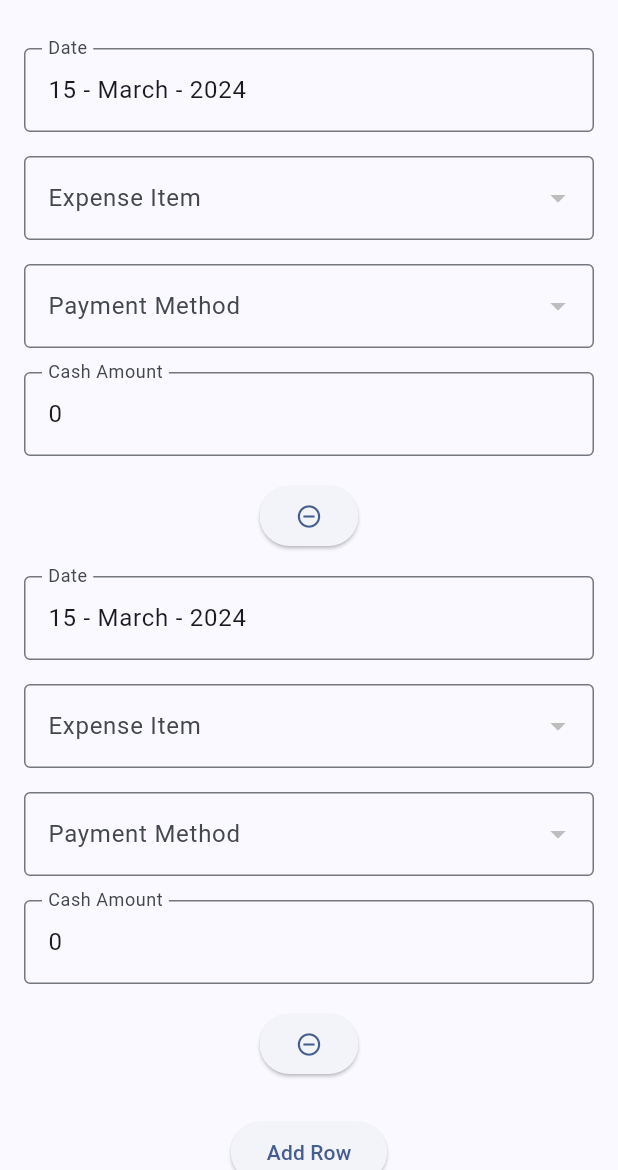
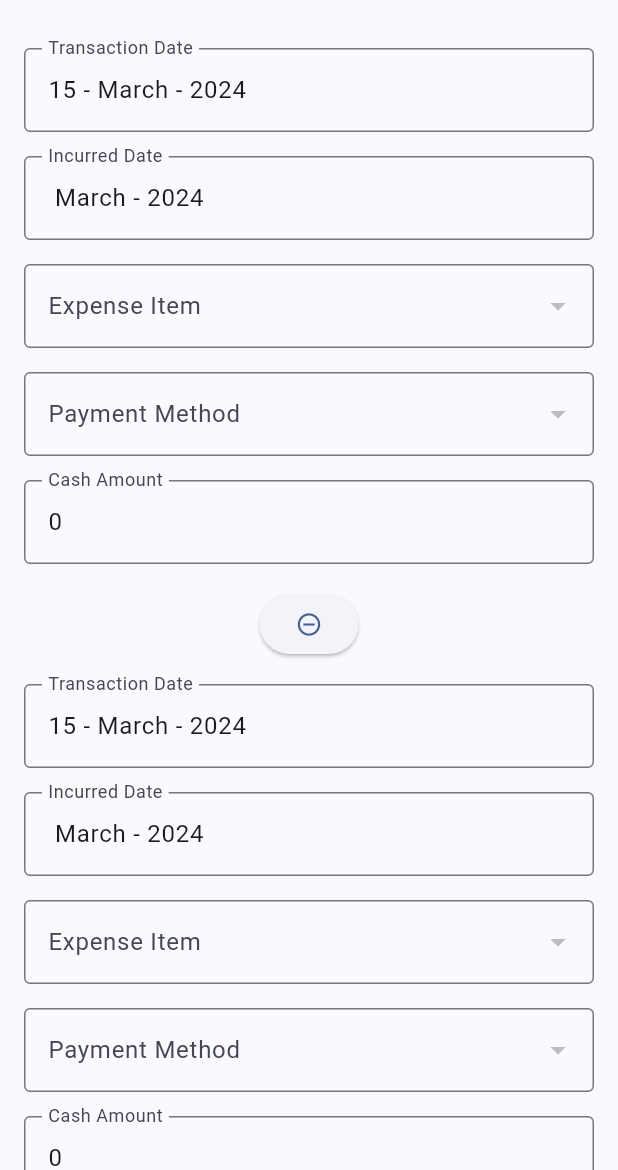
Before and after one commit to Saim20/upturn_dashboard, a Flutter app: the screen it shows after launch, after a tap on "Entry", after a tap on "Add Row", on a phone screen of 412 x 824 dp, the part 66-1236 px from its top. Run offline on Flutter 3.47's test engine with Material 3 defaults, Android fonts, the phone set to English and light mode, and no system bars; our stand-ins replace cloud_firestore, firebase_core, go_router, month_picker_dialog, url_strategy; accounts and stored records are empty.

Commit message:
Fixed expense entry form

```diff
--- /dev/null
+++ b/lib/data/expense_data.dart
@@ -0,0 +1,14 @@
+class ExpenseData {
+  DateTime transactionDate = DateTime(
+    DateTime.now().year,
+    DateTime.now().month,
+    DateTime.now().day,
+  );
+  DateTime incurredDate = DateTime(
+    DateTime.now().year,
+    DateTime.now().month,
+  );
+  String? expenseItem;
+  String? paymentMethod;
+  int amount = 0;
+}
--- a/lib/data/expense_row_data.dart
+++ /dev/null
@@ -1,7 +0,0 @@
-class ExpenseRowData {
-  DateTime selectedDate =
-      DateTime(DateTime.now().year, DateTime.now().month, DateTime.now().day);
-  String? expenseItem;
-  String? paymentMethod;
-  int cashAmount = 0;
-}
--- a/lib/pages/settings.dart
+++ b/lib/pages/settings.dart
@@ -5,6 +5,10 @@ class SettingsPage extends StatelessWidget {
 
   @override
   Widget build(BuildContext context) {
-    return const Placeholder();
+    return const Scaffold(
+      body: Center(
+        child: Text('Settings Page'),
+      ),
+    );
   }
 }
--- a/lib/provider/expense_rows_provider.dart
+++ b/lib/provider/expense_rows_provider.dart
@@ -1,19 +1,19 @@
 
 import 'package:cloud_firestore/cloud_firestore.dart';
 import 'package:flutter/material.dart';
-import 'package:upturn_dashboard/data/expense_row_data.dart';
+import 'package:upturn_dashboard/data/expense_data.dart';
 
 class ExpenseRowsProvider with ChangeNotifier {
-  final List<ExpenseRowData> _expenseRows = [
-    ExpenseRowData(),
+  final List<ExpenseData> _expenseRows = [
+    ExpenseData(),
   ];
 
-  List<ExpenseRowData> get expenseRows => _expenseRows;
+  List<ExpenseData> get expenseRows => _expenseRows;
 
-  ExpenseRowData expenseRow(int n) => _expenseRows[n];
+  ExpenseData expenseRow(int n) => _expenseRows[n];
 
   void addExpenseRow() {
-    _expenseRows.add(ExpenseRowData());
+    _expenseRows.add(ExpenseData());
     notifyListeners();
   }
 
@@ -32,10 +32,11 @@ class ExpenseRowsProvider with ChangeNotifier {
       await FirebaseFirestore.instance
           .collection('expenses')
           .add({
-            'cashAmount': e.cashAmount,
-            'date': e.selectedDate,
+            'amount': e.amount,
             'expenseItem': e.expenseItem,
             'paymentMethod': e.paymentMethod,
+            'incurredDate': e.incurredDate,
+            'transactionDate': e.transactionDate,
           });
     }
     _expenseRows.clear();
--- a/lib/router/go_router.dart
+++ b/lib/router/go_router.dart
@@ -1,6 +1,6 @@
 // GoRouter configuration
 import 'package:go_router/go_router.dart';
-import 'package:upturn_dashboard/pages/404.dart';
+import 'package:upturn_dashboard/pages/not_found.dart';
 import 'package:upturn_dashboard/pages/expenses/expenses_entry.dart';
 import 'package:upturn_dashboard/pages/expenses/expenses_list.dart';
 import 'package:upturn_dashboard/pages/expenses/main_expenses.dart';
--- a/lib/widgets/expense_row.dart
+++ b/lib/widgets/expense_row.dart
@@ -1,6 +1,6 @@
-
 import 'package:flutter/material.dart';
 import 'package:flutter/services.dart';
+import 'package:month_picker_dialog/month_picker_dialog.dart';
 import 'package:provider/provider.dart';
 import 'package:upturn_dashboard/functions/responsiveness.dart';
 import 'package:upturn_dashboard/provider/data_provider.dart';
@@ -21,7 +21,8 @@ class ExpenseRow extends StatefulWidget {
 }
 
 class _ExpenseRowState extends State<ExpenseRow> {
-  DateTime? _selectedDate;
+  DateTime? _transactionDate;
+  DateTime? _incurredDate;
   String? _expenseItem;
   String? _paymentMethod;
 
@@ -29,10 +30,14 @@ class _ExpenseRowState extends State<ExpenseRow> {
 
   @override
   Widget build(BuildContext context) {
-    _selectedDate = context
+    _transactionDate = context
         .watch<ExpenseRowsProvider>()
         .expenseRows[widget.id]
-        .selectedDate;
+        .transactionDate;
+    _incurredDate = context
+        .watch<ExpenseRowsProvider>()
+        .expenseRows[widget.id]
+        .incurredDate;
     _expenseItem =
         context.watch<ExpenseRowsProvider>().expenseRows[widget.id].expenseItem;
     _paymentMethod = context
@@ -43,7 +48,7 @@ class _ExpenseRowState extends State<ExpenseRow> {
     cashController.text = context
         .watch<ExpenseRowsProvider>()
         .expenseRows[widget.id]
-        .cashAmount
+        .amount
         .toString();
 
     List<Widget> contents = [
@@ -53,27 +58,76 @@ class _ExpenseRowState extends State<ExpenseRow> {
           padding: const EdgeInsets.all(8.0),
           child: TextFormField(
             decoration: const InputDecoration(
-              labelText: 'Date',
+              labelText: 'Transaction Date',
             ),
             onTap: () async {
               FocusScope.of(context).requestFocus(FocusNode());
               final DateTime? picked = await showDatePicker(
                 context: context,
-                initialDate: _selectedDate ?? DateTime.now(),
-                firstDate: DateTime(2023),
+                initialDate: _transactionDate ?? DateTime.now(),
+                firstDate: DateTime(2022),
                 lastDate: DateTime.now(),
               );
-              if (picked != null && picked != _selectedDate) {
+              if (picked != null && picked != _transactionDate) {
+                setState(() {
+                  if (_incurredDate!.isAfter(picked)) {
+                    _incurredDate = DateTime(
+                        picked.year, picked.month);
+                    context
+                        .read<ExpenseRowsProvider>()
+                        .expenseRows[widget.id]
+                        .incurredDate = _incurredDate!;
+                  }
+                  context
+                      .read<ExpenseRowsProvider>()
+                      .expenseRows[widget.id]
+                      .transactionDate = picked;
+                });
+              }
+            },
+            controller: TextEditingController(
+              text: _transactionDate == null
+                  ? ''
+                  : formattedDate(_transactionDate!),
+            ),
+            validator: (value) {
+              if (value == null || value.isEmpty) {
+                return 'Please select a date';
+              }
+              return null;
+            },
+          ),
+        ),
+      ),
+      SizedBox(
+        width: isWideScreen(context) ? 200 : null,
+        child: Padding(
+          padding: const EdgeInsets.all(8.0),
+          child: TextFormField(
+            decoration: const InputDecoration(
+              labelText: 'Incurred Date',
+            ),
+            onTap: () async {
+              FocusScope.of(context).requestFocus(FocusNode());
+              final DateTime? picked = await showMonthPicker(
+                context: context,
+                initialDate: _incurredDate ?? DateTime.now(),
+                firstDate: DateTime(2022),
+                lastDate: _transactionDate,
+              );
+              if (picked != null && picked != _incurredDate) {
                 setState(() {
                   context
                       .read<ExpenseRowsProvider>()
                       .expenseRows[widget.id]
-                      .selectedDate = picked;
+                      .incurredDate = picked;
                 });
               }
             },
             controller: TextEditingController(
-              text: _selectedDate == null ? '' : formattedDate(_selectedDate!),
+              text: _incurredDate == null
+                  ? ''
+                  : formattedDate(_incurredDate!).substring(3),
             ),
             validator: (value) {
               if (value == null || value.isEmpty) {
@@ -173,7 +227,7 @@ class _ExpenseRowState extends State<ExpenseRow> {
               context
                   .read<ExpenseRowsProvider>()
                   .expenseRows[widget.id]
-                  .cashAmount = int.parse(newValue!);
+                  .amount = int.parse(newValue!);
             },
           ),
         ),
--- a/pubspec.yaml
+++ b/pubspec.yaml
@@ -40,6 +40,7 @@ dependencies:
   go_router: ^13.2.0
   cloud_firestore: ^4.15.8
   url_strategy: ^0.2.0
+  month_picker_dialog: ^2.11.1
 
 dev_dependencies:
   flutter_test:
```
Also changed, not shown: lib/pages/expenses/expenses_list.dart (+10 -7 lines), lib/pages/not_found.dart (renamed from lib/pages/404.dart), pubspec.lock.
